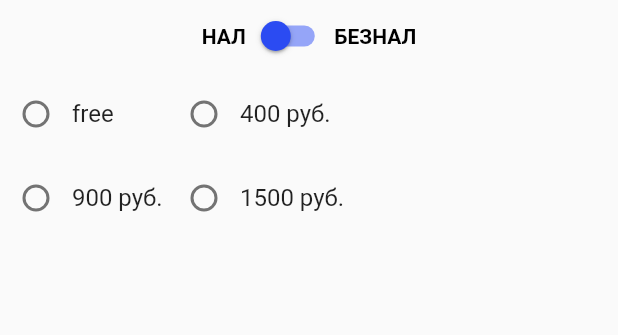
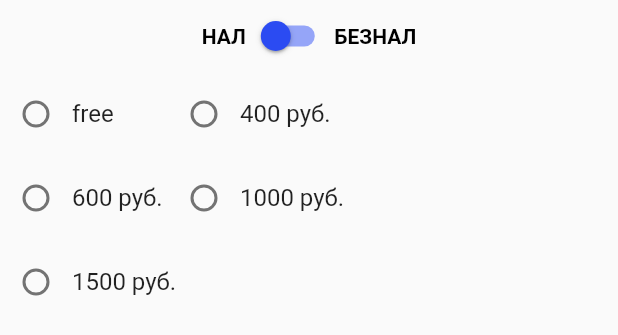
Before and after one commit to contestormi/nagasone, a Flutter app: the ContentOfAlertDialog widget shown alone on an empty page, opened directly, on a phone screen of 412 x 824 dp. Shown: the top 335 px of the screen. Run offline on Flutter 3.47's test engine with Material 2 defaults, Android fonts, the phone set to English and light mode, and no system bars; our stand-ins replace dio, flutter_mobx, fluttertoast, get_it, mobx, permission_handler; generated files the repository leaves out were written again; network calls fail.

```diff
--- a/lib/presentation/fc_screen.dart
+++ b/lib/presentation/fc_screen.dart
@@ -179,7 +179,7 @@ class ContentOfAlertDialog extends StatelessWidget {
                 child: ListTile(
                   horizontalTitleGap: 0,
                   contentPadding: const EdgeInsets.symmetric(horizontal: -4),
-                  title: const Text("900 руб."),
+                  title: const Text("600 руб."),
                   leading: Radio(
                     value: 3,
                     groupValue: getIt<FCStore>().val,
@@ -195,9 +195,29 @@ class ContentOfAlertDialog extends StatelessWidget {
                 child: ListTile(
                   horizontalTitleGap: 0,
                   contentPadding: const EdgeInsets.symmetric(horizontal: -4),
+                  title: const Text("1000 руб."),
+                  leading: Radio(
+                    value: 4,
+                    groupValue: getIt<FCStore>().val,
+                    onChanged: (value) {
+                      getIt<FCStore>().val = value as int;
+                    },
+                    activeColor: AppColors.darkBlue,
+                  ),
+                ),
+              ),
+            ],
+          ),
+          Row(
+            children: [
+              SizedBox(
+                width: 120,
+                child: ListTile(
+                  horizontalTitleGap: 0,
+                  contentPadding: const EdgeInsets.symmetric(horizontal: -4),
                   title: const Text("1500 руб."),
                   leading: Radio(
-                    value: 4,
+                    value: 5,
                     groupValue: getIt<FCStore>().val,
                     onChanged: (value) {
                       getIt<FCStore>().val = value as int;
@@ -329,7 +349,7 @@ class ListOFTransactions extends StatelessWidget {
                                             contentPadding:
                                                 const EdgeInsets.symmetric(
                                                     horizontal: -4),
-                                            title: const Text("900 руб."),
+                                            title: const Text("600 руб."),
                                             leading: Radio(
                                               value: 3,
                                               groupValue:
@@ -349,7 +369,7 @@ class ListOFTransactions extends StatelessWidget {
                                             contentPadding:
                                                 const EdgeInsets.symmetric(
                                                     horizontal: -4),
-                                            title: const Text("1500 руб."),
+                                            title: const Text("1000 руб."),
                                             leading: Radio(
                                               value: 4,
                                               groupValue:
@@ -363,7 +383,31 @@ class ListOFTransactions extends StatelessWidget {
                                           ),
                                         ),
                                       ],
-                                    )
+                                    ),
+                                    Row(
+                                      children: [
+                                        SizedBox(
+                                          width: 120,
+                                          child: ListTile(
+                                            horizontalTitleGap: 0,
+                                            contentPadding:
+                                                const EdgeInsets.symmetric(
+                                                    horizontal: -4),
+                                            title: const Text("1500 руб."),
+                                            leading: Radio(
+                                              value: 5,
+                                              groupValue:
+                                                  getIt<FCStore>().tempVal,
+                                              onChanged: (value) {
+                                                getIt<FCStore>().tempVal =
+                                                    value as int;
+                                              },
+                                              activeColor: AppColors.darkBlue,
+                                            ),
+                                          ),
+                                        ),
+                                      ],
+                                    ),
                                   ],
                                 ),
                                 firstButtonText: 'Отмена',
--- a/lib/stores/fc_store.dart
+++ b/lib/stores/fc_store.dart
@@ -36,10 +36,12 @@ abstract class FCStoreBase with Store {
       tempVal = 1;
     } else if (val == 400) {
       tempVal = 2;
-    } else if (val == 900) {
+    } else if (val == 600) {
       tempVal = 3;
+    } else if (val == 1000) {
+      tempVal = 4;
     } else if (val == 1500) {
-      tempVal = 4;
+      tempVal = 5;
     }
   }
 
@@ -95,7 +97,9 @@ abstract class FCStoreBase with Store {
     } else if (variable == 2) {
       return 400;
     } else if (variable == 3) {
-      return 900;
+      return 600;
+    } else if (variable == 4) {
+      return 1000;
     } else {
       return 1500;
     }
```
Also changed, not shown: readmeContent/screen1.png (added), readmeContent/screen2.png (added), readmeContent/screen3.png (added), readmeContent/screen4.png (added), 1 other file.
